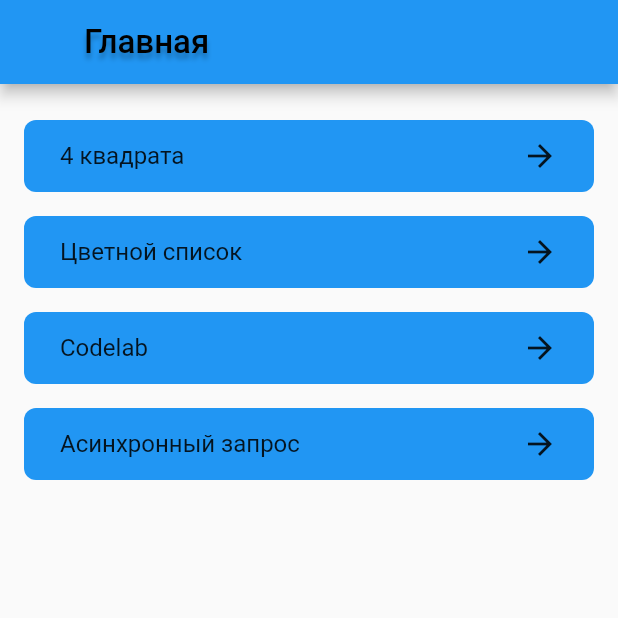
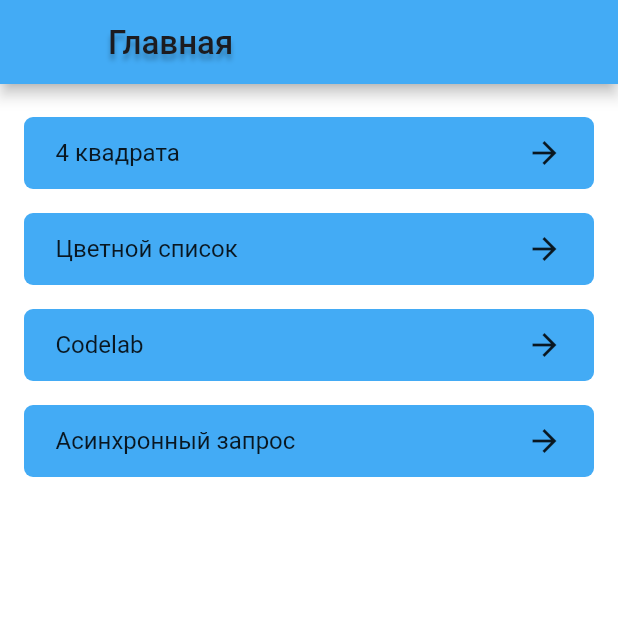
Before and after one commit to Veselchak-U/boost_grade_start, a Flutter app: the screen it shows after launch, on a phone screen of 412 x 824 dp, the top half of it. Run offline on Flutter 3.47's test engine with Material 2 defaults, Android fonts, the phone set to English and light mode, and no system bars; generated files the repository leaves out were written again.

Commit message:
fixed layouts

```diff
--- a/lib/app/theme/app_color_theme_light.dart
+++ b/lib/app/theme/app_color_theme_light.dart
@@ -8,15 +8,20 @@ class AppColorThemeLight implements AppColorTheme {
   ThemeData get theme => ThemeData(
         primarySwatch: Colors.blue,
       ).copyWith(
+        primaryColor: _primaryColor,
+        backgroundColor: _white,
+        scaffoldBackgroundColor: _white,
         appBarTheme: appBarTheme,
       );
 
   @override
   AppBarTheme get appBarTheme => const AppBarTheme(
+        color: _primaryColor,
         titleTextStyle: TextStyle(
-          color: Colors.black,
+          color: _onSurface,
           fontSize: 22,
           fontWeight: FontWeight.w500,
+          height: 28 / 22,
         ),
       );
 
@@ -24,10 +29,20 @@ class AppColorThemeLight implements AppColorTheme {
   TextStyle get appBarShadowTextStyle => appBarTheme.titleTextStyle!.copyWith(
         shadows: [
           const Shadow(
-            color: Colors.black26,
+            color: _textShadow,
             offset: Offset(0, 4),
             blurRadius: 4,
           ),
         ],
       );
+
+  // background
+  static const _white = Color(0xFFFFFFFF);
+  static const _primaryColor = Color(0xFF43ABF5);
+
+  // text
+  static const _onSurface = Color(0xFF1C1B1F);
+
+  // shadow
+  static const _textShadow = Color.fromRGBO(0, 0, 0, 0.25);
 }
--- a/lib/app/theme/app_text_theme.dart
+++ b/lib/app/theme/app_text_theme.dart
@@ -17,9 +17,10 @@ class AppTextTheme {
     fontWeight: FontWeight.w700,
     height: 32 / 24,
   );
-  final TextStyle s22w5 = const TextStyle(
+  final TextStyle s22w5h28 = const TextStyle(
     fontSize: 22,
     fontWeight: FontWeight.w500,
+    height: 28 / 22,
   );
   final TextStyle s16w4 = const TextStyle(
     fontSize: 16,
--- a/lib/app/view/screen/error_screen.dart
+++ b/lib/app/view/screen/error_screen.dart
@@ -8,6 +8,7 @@ class ErrorScreen extends StatelessWidget {
   @override
   Widget build(BuildContext context) {
     return Material(
+      color: Colors.white,
       child: Directionality(
         textDirection: TextDirection.ltr,
         child: SingleChildScrollView(
--- a/lib/app/view/screen/loading_screen.dart
+++ b/lib/app/view/screen/loading_screen.dart
@@ -6,6 +6,7 @@ class LoadingScreen extends StatelessWidget {
   @override
   Widget build(BuildContext context) {
     return Material(
+      color: Colors.white,
       child: Directionality(
         textDirection: TextDirection.ltr,
         child: Column(
--- a/lib/features/main/view/components/navigation_button.dart
+++ b/lib/features/main/view/components/navigation_button.dart
@@ -24,7 +24,7 @@ class NavigationButton extends StatelessWidget {
   Widget build(BuildContext context) {
     final textTheme = AppTextTheme.of(context);
     final colorTheme = AppColorTheme.of(context);
-    final borderRadius = BorderRadius.circular(8);
+    final borderRadius = BorderRadius.circular(6);
     return Container(
       height: 48,
       margin: margin,
@@ -38,7 +38,7 @@ class NavigationButton extends StatelessWidget {
           onTap: () => _onTap(context),
           borderRadius: borderRadius,
           child: Padding(
-            padding: const EdgeInsets.symmetric(horizontal: 24),
+            padding: const EdgeInsets.symmetric(horizontal: 21),
             child: Row(
               mainAxisAlignment: MainAxisAlignment.spaceBetween,
               children: [
--- a/lib/features/main/view/main_screen.dart
+++ b/lib/features/main/view/main_screen.dart
@@ -12,7 +12,7 @@ class MainScreen extends StatelessWidget {
     return Scaffold(
       appBar: AppBar(
         title: Padding(
-          padding: const EdgeInsets.only(left: 40),
+          padding: const EdgeInsets.only(left: 56),
           child: Text(
             context.l10n.mainScreenTitle,
             style: colorTheme.appBarShadowTextStyle,
@@ -22,7 +22,7 @@ class MainScreen extends StatelessWidget {
       ),
       body: SingleChildScrollView(
         child: Padding(
-          padding: const EdgeInsets.all(16),
+          padding: const EdgeInsets.symmetric(vertical: 14, horizontal: 16),
           child: Column(
             children: [
               NavigationButton(
```
